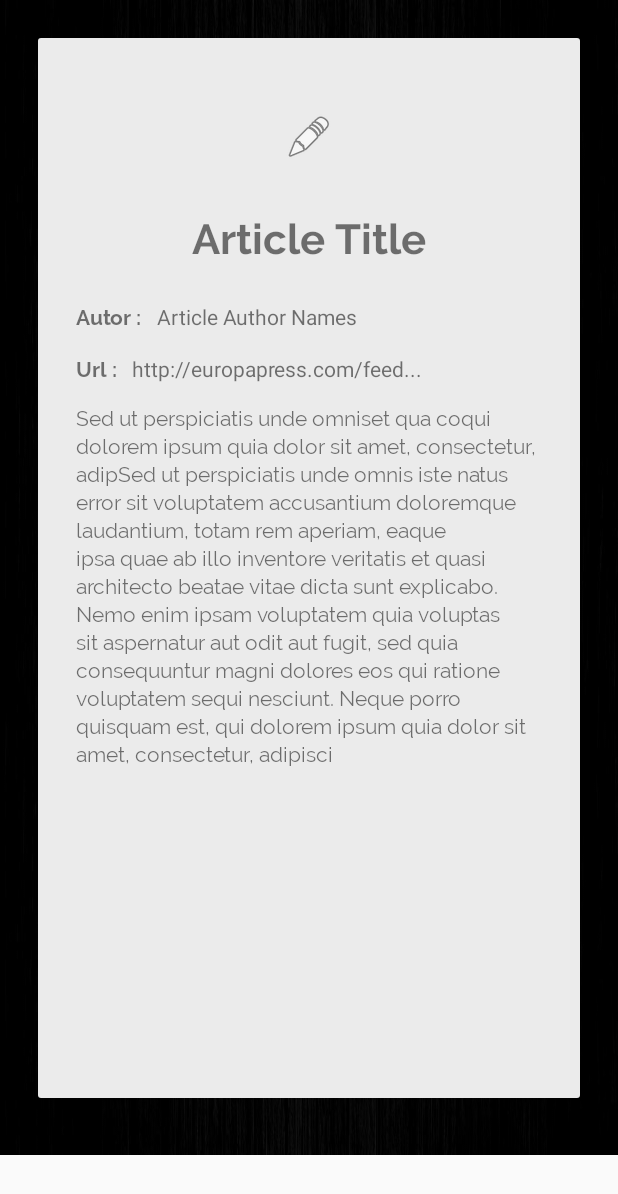
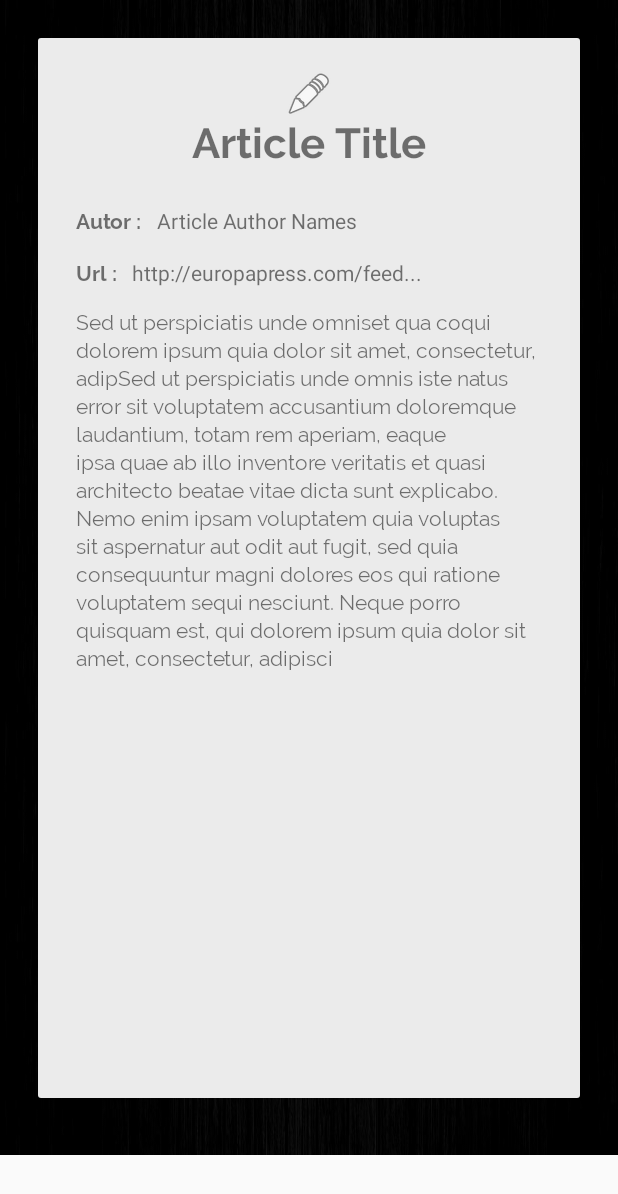
Before and after one commit to dhgns/VidVintage, an Android app: the fragment ArticleDetailFragment shown on its own in the app's theme, on a phone screen of 412 x 824 dp. Shown: the top 1194 px of the screen. Run offline under Robolectric (Android 15) with nearby library versions, the phone set to English and light mode, and no system bars; our stand-ins replace ButterKnife, Dagger/Hilt's generated code, Picasso; libraries missing offline, so code that uses them is left out: com.prof.rssparser; pictures from the network do not load; 3 statements that could not run were skipped.

Commit message:
Updated layouts

```diff
--- a/app/src/main/AndroidManifest.xml
+++ b/app/src/main/AndroidManifest.xml
@@ -11,9 +11,9 @@
         android:name=".application.MyApplication"
         android:allowBackup="false"
         android:icon="@mipmap/ic_launcher"
+        android:roundIcon="@mipmap/ic_launcher_round"
         android:label="@string/app_name"
         android:largeHeap="true"
-        android:roundIcon="@mipmap/ic_launcher_round"
         android:supportsRtl="true"
         android:theme="@style/Theme.AppCompat.Light.NoActionBar">
         <activity
@@ -23,7 +23,6 @@
             android:screenOrientation="portrait">
             <intent-filter>
                 <action android:name="android.intent.action.MAIN" />
-
                 <category android:name="android.intent.category.LAUNCHER" />
             </intent-filter>
         </activity>
--- a/app/src/main/java/com/example/dhernandez/vidvintage/presenter/CocktailsMenuPresenter.java
+++ b/app/src/main/java/com/example/dhernandez/vidvintage/presenter/CocktailsMenuPresenter.java
@@ -119,7 +119,7 @@ public class CocktailsMenuPresenter extends ViewModel implements ICocktailsMenuP
     @Override
     public void setDarkTheme(boolean activeDarkTheme) {
         if (this.darkThemeActive.getValue() != activeDarkTheme) {
-            this.darkThemeActive.setValue(true);
+            this.darkThemeActive.setValue(activeDarkTheme);
             localStorageRepository.saveString(THEME_KEY, Constants.Themes.DARK.toString());
         }
     }
--- a/app/src/main/res/layout/fragment_article_detail.xml
+++ b/app/src/main/res/layout/fragment_article_detail.xml
@@ -21,6 +21,7 @@
             android:id="@+id/article_detail_scroll_view"
             android:layout_width="match_parent"
             android:layout_height="match_parent"
+            android:layout_marginTop="16dp"
             android:layout_marginBottom="16dp">
 
             <LinearLayout
@@ -36,12 +37,12 @@
                     android:layout_height="wrap_content"
                     android:layout_marginEnd="8dp"
                     android:layout_marginStart="8dp"
-                    android:layout_marginTop="50dp"
+                    android:layout_marginTop="5dp"
                     android:src="@android:drawable/ic_menu_edit"/>
 
                 <TextView
                     android:id="@+id/article_detail_title"
-                    android:layout_marginTop="35dp"
+                    android:layout_marginTop="0dp"
                     android:layout_marginStart="25dp"
                     android:layout_marginEnd="25dp"
                     android:layout_gravity="center"
```
Also changed, not shown: app/src/main/java/com/example/dhernandez/vidvintage/di/module/UIModule.java (+2 -7 lines).
